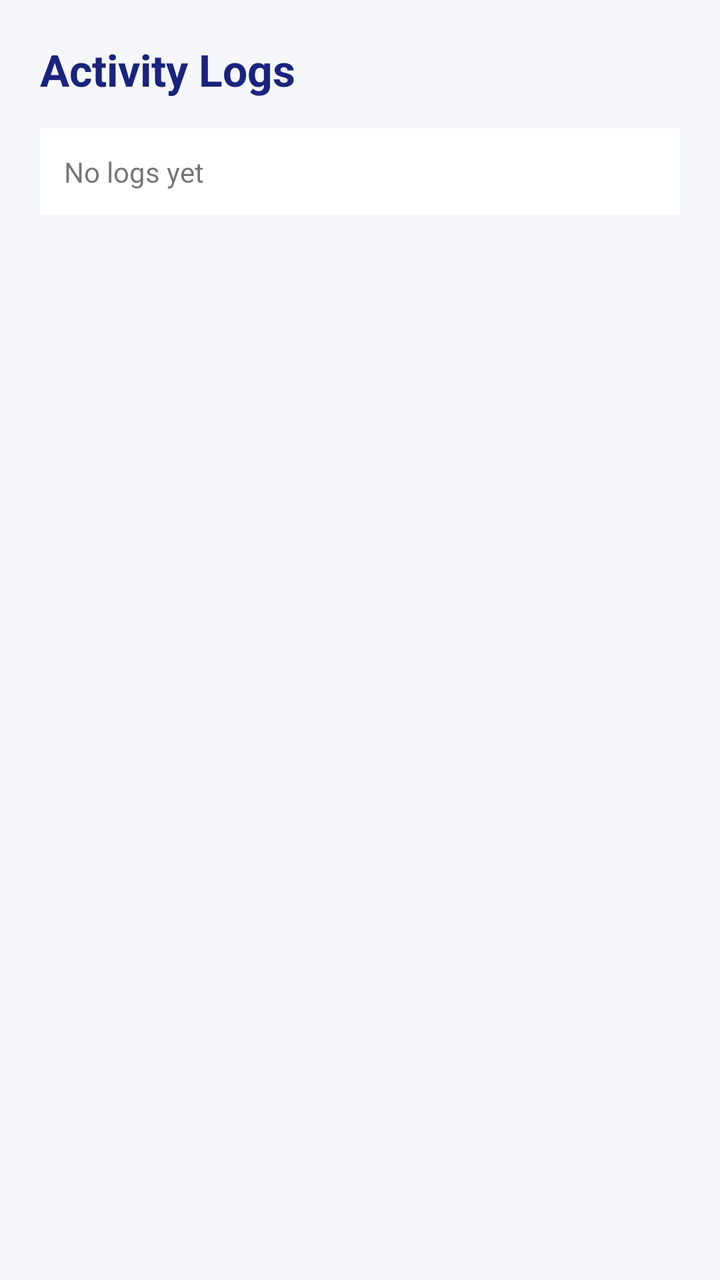
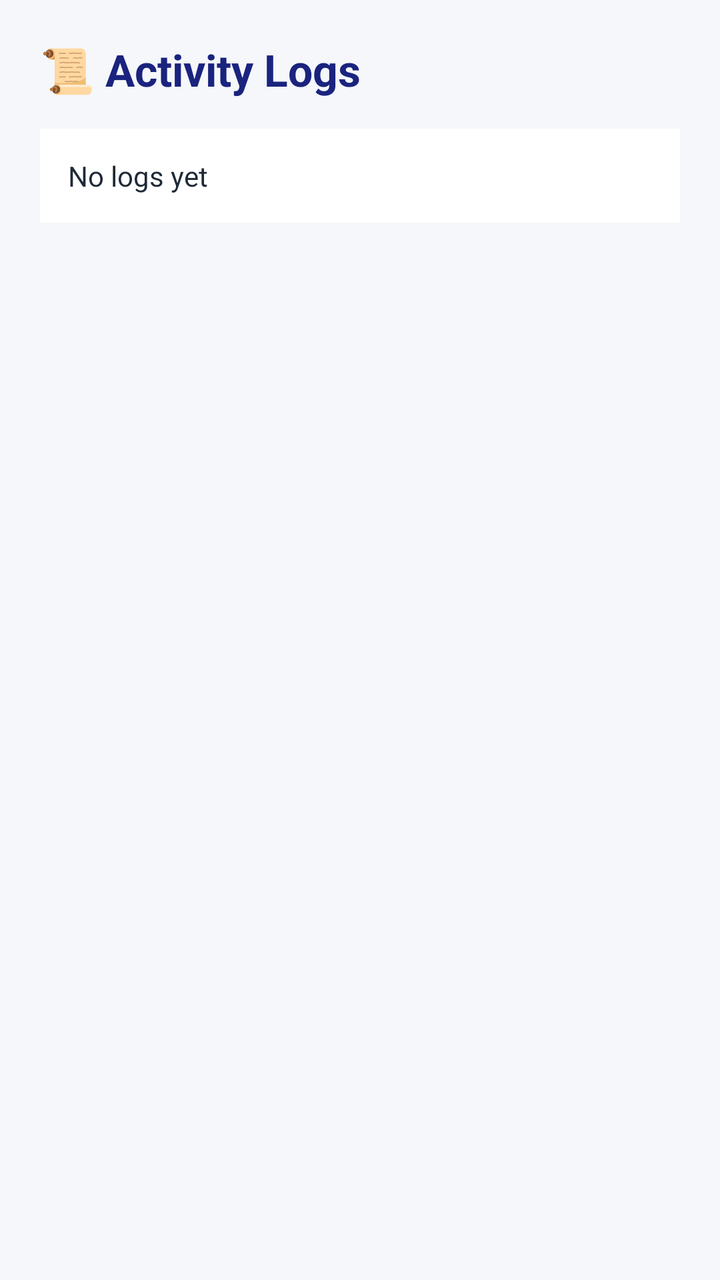

Two renders of the same Android screen: before a commit and after it. Below are the layout's source before the change and the commit's diff.
<!-- AndroidManifest.xml: application theme Theme.DigiSuraksha -->
<!-- res/layout/activity_logs.xml -->
<ScrollView xmlns:android="http://schemas.android.com/apk/res/android"
    android:layout_width="match_parent"
    android:layout_height="match_parent"
    android:background="#F5F7FA">

    <LinearLayout
        android:orientation="vertical"
        android:padding="20dp"
        android:layout_width="match_parent"
        android:layout_height="wrap_content">

        
        <TextView
            android:text="Activity Logs"
            android:textSize="22sp"
            android:textStyle="bold"
            android:textColor="#1A237E"
            android:layout_marginBottom="15dp"
            android:layout_width="wrap_content"
            android:layout_height="wrap_content"/>

        
        <TextView
            android:id="@+id/logText"
            android:layout_width="match_parent"
            android:layout_height="wrap_content"
            android:text="No logs yet"
            android:textSize="14sp"
            android:background="#FFFFFF"
            android:padding="12dp"/>

    </LinearLayout>

</ScrollView>
<!-- resources referenced by this layout -->
<resources>
  <style name="Theme.DigiSuraksha" parent="Theme.AppCompat.Light.NoActionBar">
      </style>
</resources>

<!-- the commit's change to res/layout/activity_logs.xml (unified diff, before → after) -->
@@ -1,33 +1,36 @@
+<?xml version="1.0" encoding="utf-8"?>
 <ScrollView xmlns:android="http://schemas.android.com/apk/res/android"
     android:layout_width="match_parent"
     android:layout_height="match_parent"
     android:background="#F5F7FA">
 
     <LinearLayout
+        android:layout_width="match_parent"
+        android:layout_height="wrap_content"
         android:orientation="vertical"
-        android:padding="20dp"
-        android:layout_width="match_parent"
-        android:layout_height="wrap_content">
+        android:padding="20dp">
 
         
         <TextView
-            android:text="Activity Logs"
+            android:layout_width="wrap_content"
+            android:layout_height="wrap_content"
+            android:layout_marginBottom="15dp"
+            android:text="📜 Activity Logs"
+            android:textColor="#1A237E"
             android:textSize="22sp"
-            android:textStyle="bold"
-            android:textColor="#1A237E"
-            android:layout_marginBottom="15dp"
-            android:layout_width="wrap_content"
-            android:layout_height="wrap_content"/>
+            android:textStyle="bold" />
 
         
         <TextView
             android:id="@+id/logText"
             android:layout_width="match_parent"
             android:layout_height="wrap_content"
+            android:background="#FFFFFF"
+            android:lineSpacingExtra="4dp"
+            android:padding="14dp"
             android:text="No logs yet"
-            android:textSize="14sp"
-            android:background="#FFFFFF"
-            android:padding="12dp"/>
+            android:textColor="#1F2937"
+            android:textSize="14sp" />
 
     </LinearLayout>
 
